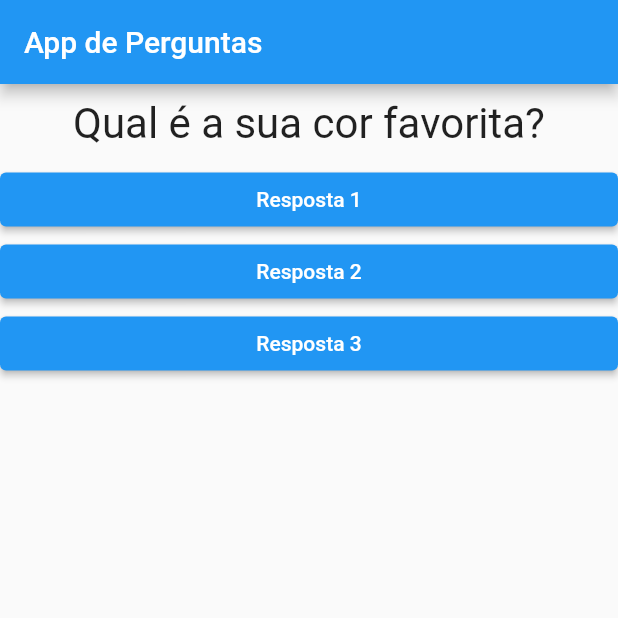
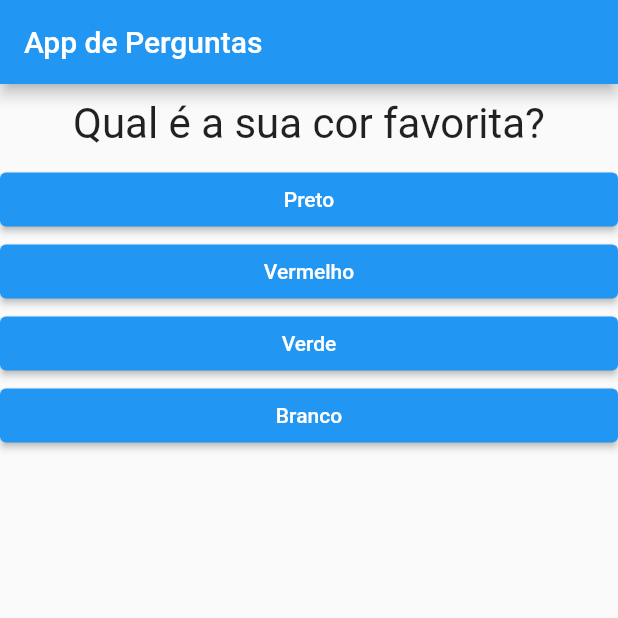
Before and after one commit to CharlesEdu07/QuestionsApp, a Flutter app: the screen it shows after launch, on a phone screen of 412 x 824 dp, the top half of it. Run offline on Flutter 3.47's test engine with Material 2 defaults, Android fonts, the phone set to English and light mode, and no system bars.

Commit message:
Exibindo respostas para cada pergunta

```diff
--- a/lib/main.dart
+++ b/lib/main.dart
@@ -6,21 +6,30 @@ void main() => runApp(QuestionApp());
 
 class _QuestionAppState extends State<QuestionApp> {
   var _questionIndex = 0;
+  final List _questions = const [
+      {
+        "text": "Qual é a sua cor favorita?",
+        "answers": ["Preto", "Vermelho", "Verde", "Branco"],
+      },
+      {
+        "text": "Qual é o seu animal favorito?",
+        "answers": ["Cachorro", "Gato", "Papagaio", "Peixe"],
+      },
+      {
+        "text": "Qual é a sua fruta favorita?",
+        "answers": ["Maçã", "Banana", "Laranja", "Uva"],
+      }
+    ];
 
   void _answerQuestion() {
     setState(() {
       _questionIndex++;
     });
-
-    print(_questionIndex);
   }
 
   @override
   Widget build(BuildContext context) {
-    final List<String> questions = [
-      'Qual é a sua cor favorita?',
-      'Qual é o seu animal favorito?'
-    ];
+    List<String> answers = _questions[_questionIndex].cast()["answers"];
 
     return MaterialApp(
       home: Scaffold(
@@ -29,10 +38,9 @@ class _QuestionAppState extends State<QuestionApp> {
         ),
         body: Column(
           children: [
-            Question(questions[_questionIndex]),
-            Answer("Resposta 1", _answerQuestion),
-            Answer("Resposta 2", _answerQuestion),
-            Answer("Resposta 3", _answerQuestion),
+            Question(_questions[_questionIndex]["text"].toString()),
+            ...answers.map((answer) => Answer(answer, _answerQuestion))
+            .toList(),
           ],
         ),
       )
```
